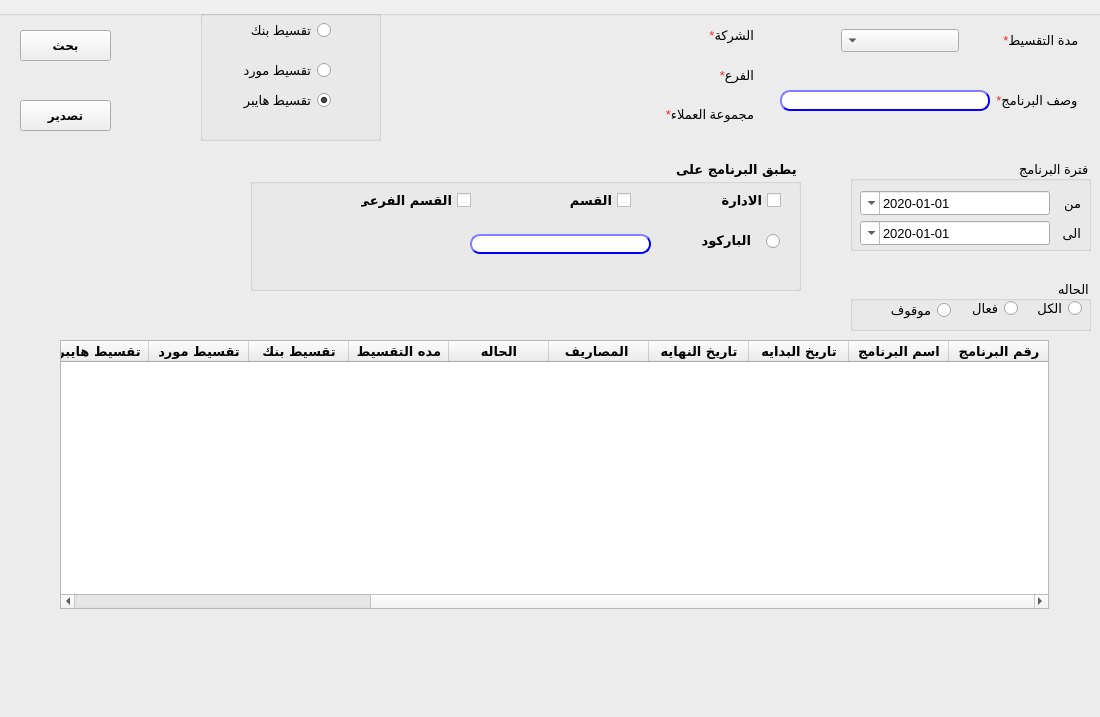
Old version of the form presentation/reports_ui/installment.ui in the repository shymaa123456/HyperPOS2020.
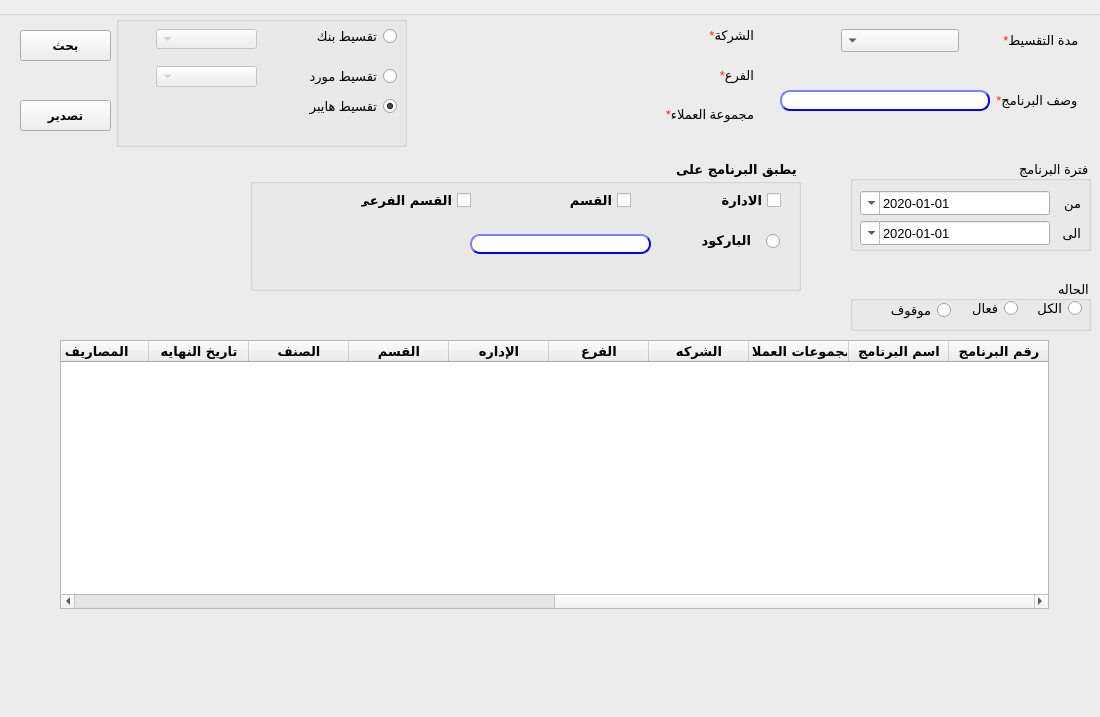
New version of the form.

Commit message: installment report

What changed in the file:
```diff
--- a/presentation/reports_ui/installment.ui
+++ b/presentation/reports_ui/installment.ui
@@ -335,9 +335,9 @@
     </property>
     <property name="geometry">
      <rect>
-      <x>460</x>
-      <y>0</y>
-      <width>181</width>
+      <x>376</x>
+      <y>6</y>
+      <width>291</width>
       <height>131</height>
      </rect>
     </property>
@@ -350,9 +350,9 @@
     <widget class="QRadioButton" name="RBTN_hyperone">
      <property name="geometry">
       <rect>
-       <x>20</x>
+       <x>190</x>
        <y>80</y>
-       <width>111</width>
+       <width>91</width>
        <height>20</height>
       </rect>
      </property>
@@ -369,9 +369,9 @@
     <widget class="QRadioButton" name="RBTN_vendor">
      <property name="geometry">
       <rect>
-       <x>20</x>
+       <x>190</x>
        <y>50</y>
-       <width>111</width>
+       <width>91</width>
        <height>20</height>
       </rect>
      </property>
@@ -385,9 +385,9 @@
     <widget class="QRadioButton" name="RBTN_bank">
      <property name="geometry">
       <rect>
-       <x>20</x>
+       <x>200</x>
        <y>10</y>
-       <width>111</width>
+       <width>81</width>
        <height>21</height>
       </rect>
      </property>
@@ -401,6 +401,38 @@
       <bool>false</bool>
      </property>
     </widget>
+    <widget class="QComboBox" name="Qcombo_bank">
+     <property name="enabled">
+      <bool>false</bool>
+     </property>
+     <property name="geometry">
+      <rect>
+       <x>40</x>
+       <y>13</y>
+       <width>101</width>
+       <height>20</height>
+      </rect>
+     </property>
+     <property name="layoutDirection">
+      <enum>Qt::RightToLeft</enum>
+     </property>
+    </widget>
+    <widget class="QComboBox" name="Qcombo_vendor">
+     <property name="enabled">
+      <bool>false</bool>
+     </property>
+     <property name="geometry">
+      <rect>
+       <x>40</x>
+       <y>50</y>
+       <width>101</width>
+       <height>21</height>
+      </rect>
+     </property>
+     <property name="layoutDirection">
+      <enum>Qt::RightToLeft</enum>
+     </property>
+    </widget>
    </widget>
    <widget class="QGroupBox" name="groupBox_7">
     <property name="geometry">
@@ -645,7 +677,32 @@
     </column>
     <column>
      <property name="text">
-      <string>تاريخ البدايه</string>
+      <string>مجموعات العملاء</string>
+     </property>
+    </column>
+    <column>
+     <property name="text">
+      <string>الشركه</string>
+     </property>
+    </column>
+    <column>
+     <property name="text">
+      <string>الفرع</string>
+     </property>
+    </column>
+    <column>
+     <property name="text">
+      <string>الإداره</string>
+     </property>
+    </column>
+    <column>
+     <property name="text">
+      <string>القسم</string>
+     </property>
+    </column>
+    <column>
+     <property name="text">
+      <string>الصنف</string>
      </property>
     </column>
     <column>
@@ -668,6 +725,11 @@
       <string>مده التقسيط</string>
      </property>
     </column>
+    <column>
+     <property name="text">
+      <string>تقسيط هايبر</string>
+     </property>
+    </column>
     <column>
      <property name="text">
       <string>تقسيط بنك</string>
@@ -678,26 +740,21 @@
       <string>تقسيط مورد</string>
      </property>
     </column>
-    <column>
-     <property name="text">
-      <string>تقسيط هايبر</string>
-     </property>
-    </column>
-    <column>
-     <property name="text">
-      <string>نسبه العميل</string>
-     </property>
-    </column>
-    <column>
-     <property name="text">
-      <string>نسبه الممول</string>
-     </property>
-    </column>
     <column>
      <property name="text">
       <string>نسبه هايبر</string>
      </property>
     </column>
+    <column>
+     <property name="text">
+      <string>نسبه الممول</string>
+     </property>
+    </column>
+    <column>
+     <property name="text">
+      <string>نسبه العميل</string>
+     </property>
+    </column>
    </widget>
    <widget class="QGroupBox" name="groupBox_8">
     <property name="enabled">
```
Left out of the diff: 4 changed lines with no effect on the pictures. The commit also changes 1 other file.
